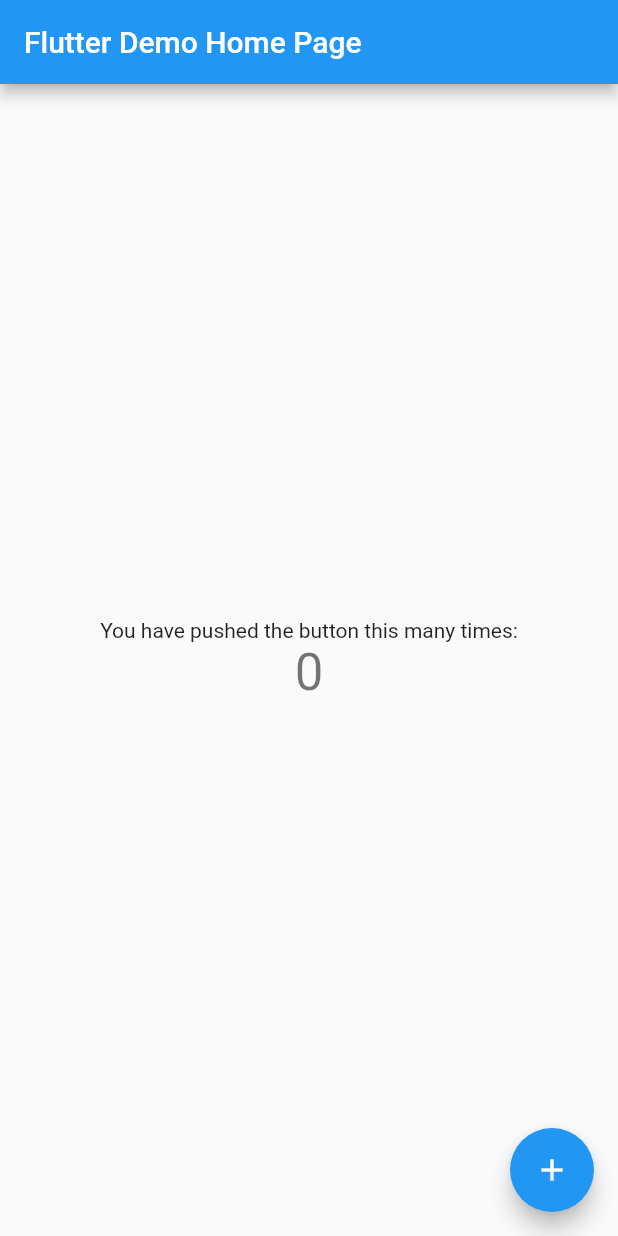
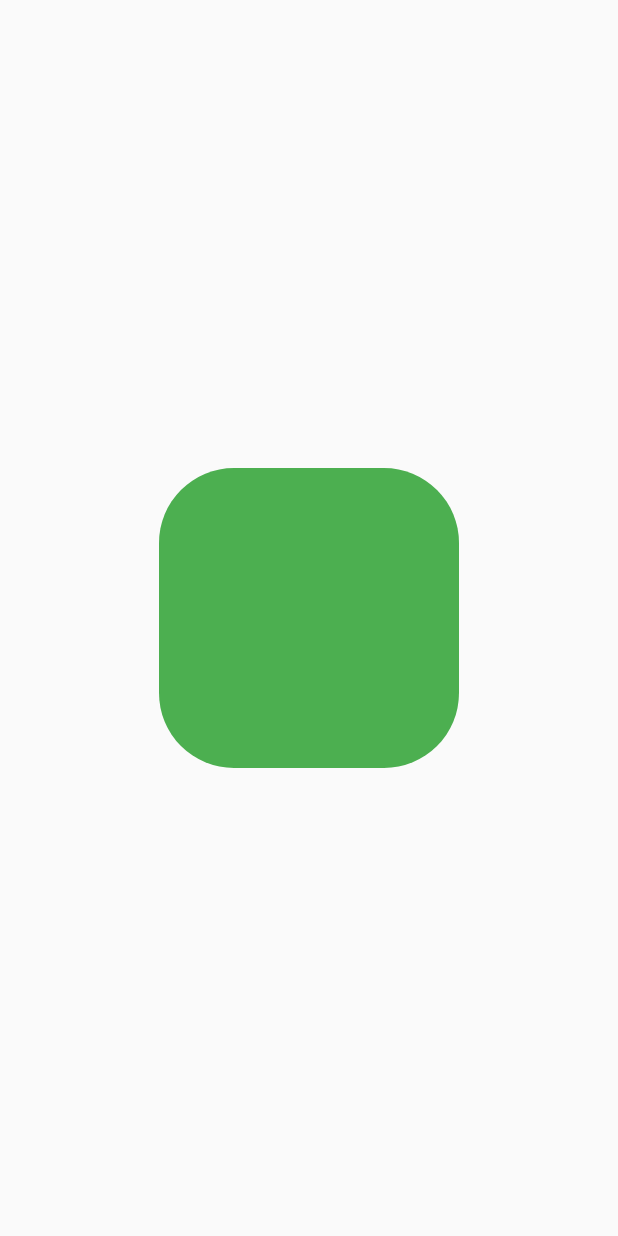
Before and after one commit to simplyKarthic/Testing_Flutter_App, a Flutter app: the screen it shows after launch, on a phone screen of 412 x 824 dp. Run offline on Flutter 3.47's test engine with Material 2 defaults, Android fonts, the phone set to English and light mode, and no system bars.

Commit message:
testing the starting and ending of a animated container

```diff
--- a/lib/MyHomePage.dart
+++ /dev/null
@@ -1,48 +0,0 @@
-import 'package:flutter/material.dart';
-import 'package:testapp/counter.dart';
-
-class MyHomePage extends StatefulWidget {
-  const MyHomePage({super.key, required this.title});
-  final String title;
-
-  @override
-  State<MyHomePage> createState() => _MyHomePageState();
-}
-
-class _MyHomePageState extends State<MyHomePage> {
-  final Counter counter = Counter();
-
-  void _incrementCounter() {
-    setState(() {
-      counter.incrementcounter();
-    });
-  }
-
-  @override
-  Widget build(BuildContext context) {
-    return Scaffold(
-      appBar: AppBar(
-        title: Text(widget.title),
-      ),
-      body: Center(
-        child: Column(
-          mainAxisAlignment: MainAxisAlignment.center,
-          children: <Widget>[
-            const Text(
-              'You have pushed the button this many times:',
-            ),
-            Text(
-              '${counter.count}',
-              style: Theme.of(context).textTheme.headline4,
-            ),
-          ],
-        ),
-      ),
-      floatingActionButton: FloatingActionButton(
-        onPressed: _incrementCounter,
-        tooltip: 'Increment',
-        child: const Icon(Icons.add),
-      ),
-    );
-  }
-}
--- /dev/null
+++ b/lib/animation_screen.dart
@@ -0,0 +1,63 @@
+import 'package:flutter/material.dart';
+
+class AnimationScreen extends StatefulWidget {
+  const AnimationScreen({super.key});
+
+  @override
+  State<AnimationScreen> createState() => _AnimationScreenState();
+}
+
+class _AnimationScreenState extends State<AnimationScreen>
+    with SingleTickerProviderStateMixin {
+  late AnimationController _controller;
+  late Animation<double> _widthAnimation;
+  late Animation<Color?> _colorAnimation;
+  late Animation<double> _borderRadiusAnimation;
+
+  @override
+  void initState() {
+    super.initState();
+
+    _controller =
+        AnimationController(vsync: this, duration: const Duration(seconds: 2));
+
+    _widthAnimation = Tween<double>(begin: 50, end: 200)
+        .animate(CurvedAnimation(parent: _controller, curve: Curves.easeInOut));
+
+    _colorAnimation = ColorTween(begin: Colors.blue, end: Colors.green).animate(
+        CurvedAnimation(parent: _controller, curve: Curves.easeInCubic));
+
+    _borderRadiusAnimation = Tween<double>(begin: 0.0, end: 50.0)
+        .animate(CurvedAnimation(parent: _controller, curve: Curves.easeInOut));
+
+    _controller.forward();
+  }
+
+  @override
+  void dispose() {
+    _controller.dispose();
+    super.dispose();
+  }
+
+  @override
+  Widget build(BuildContext context) {
+    return Scaffold(
+      body: AnimatedBuilder(
+        animation: _controller,
+        builder: (context, child) {
+          return Center(
+            child: Container(
+              width: _widthAnimation.value,
+              height: _widthAnimation.value,
+              decoration: BoxDecoration(
+                color: _colorAnimation.value,
+                borderRadius:
+                    BorderRadius.circular(_borderRadiusAnimation.value),
+              ),
+            ),
+          );
+        },
+      ),
+    );
+  }
+}
--- a/lib/counter.dart
+++ /dev/null
@@ -1,17 +0,0 @@
-class Counter {
-  int _counter = 0;
-  int get count => _counter;
-
-  void incrementcounter() {
-    _counter++;
-  }
-
-  void decrementcounter() {
-    _counter--;
-  }
-
-  void resetcounter() {
-    _counter = 0;
-  }
-
-}
--- a/lib/main.dart
+++ b/lib/main.dart
@@ -1,5 +1,5 @@
+import 'package:testapp/animation_screen.dart';
 import 'package:flutter/material.dart';
-import 'MyHomePage.dart';
 
 void main() {
   runApp(const MyApp());
@@ -15,7 +15,7 @@ class MyApp extends StatelessWidget {
       theme: ThemeData(
         primarySwatch: Colors.blue,
       ),
-      home: const MyHomePage(title: 'Flutter Demo Home Page'),
+      home: const AnimationScreen(),
     );
   }
 }
```
Also changed, not shown: 2 other files.
